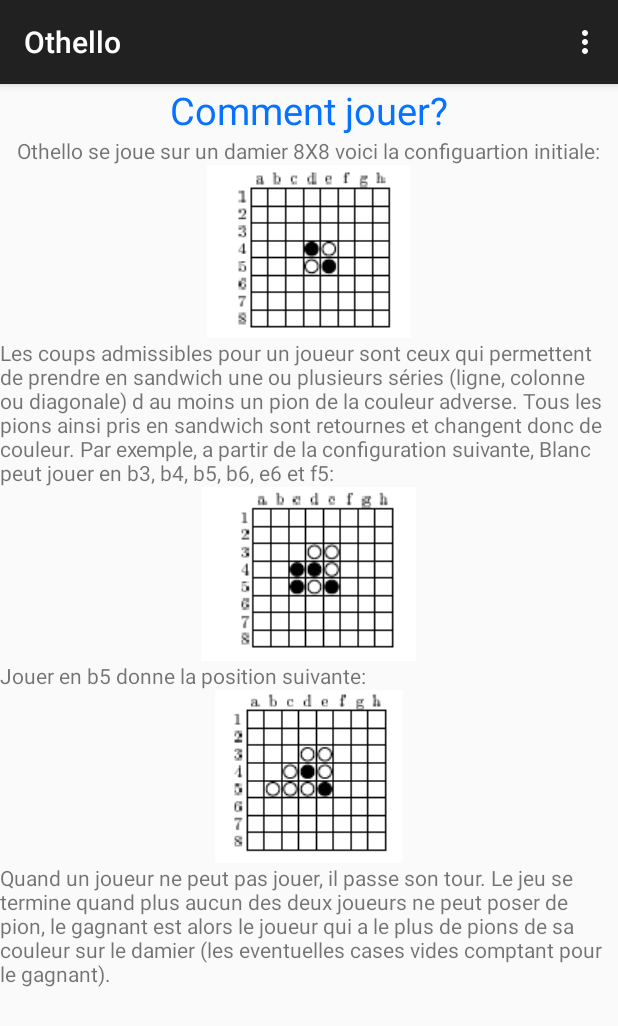
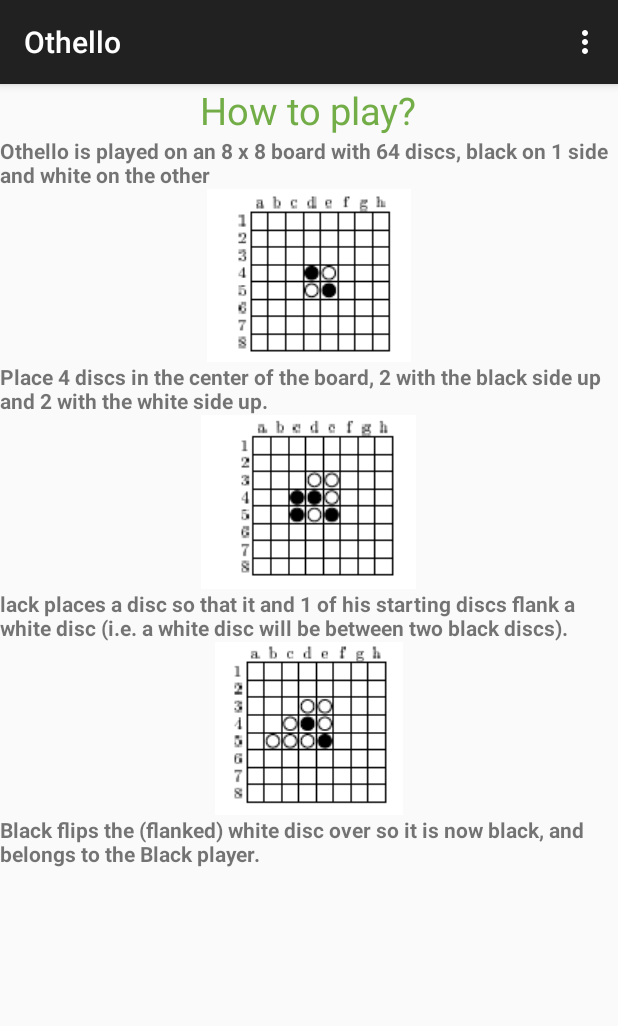
Before and after one commit to Blondwolf/OthelloAndroid, an Android app: the InstructionActivity screen opened directly, with no data from a screen before it, on a phone screen of 412 x 824 dp. Shown: the top 1026 px of the screen. Run offline under Robolectric (Android 15) with nearby library versions, the phone set to English and light mode, and no system bars.

Commit message:
présentation
Présentation Othello

```diff
--- a/Project/app/src/main/res/layout/layout_home.xml
+++ b/Project/app/src/main/res/layout/layout_home.xml
@@ -10,7 +10,9 @@
         android:layout_width="wrap_content"
         android:layout_height="wrap_content"
         android:src="@drawable/icon"
-        android:layout_gravity="center" />
+        android:layout_gravity="center"
+        android:layout_alignParentTop="true"
+        android:layout_centerHorizontal="true" />
     <Button
         android:id="@+id/vsIA"
         android:layout_width="fill_parent"
--- a/Project/app/src/main/res/layout/layout_instruction.xml
+++ b/Project/app/src/main/res/layout/layout_instruction.xml
@@ -18,7 +18,7 @@
                 android:id="@+id/titre"
                 android:layout_gravity="center_horizontal"
                 android:layout_weight="0.28"
-                android:textColor="#0573ff"
+                android:textColor="#73ad48"
                 android:textSize="25dp" />
             <TextView
                 android:layout_width="wrap_content"
@@ -26,20 +26,22 @@
                 android:text="@string/texte1"
                 android:id="@+id/textView"
                 android:layout_gravity="center_horizontal"
-                android:layout_weight="0.28" />
+                android:layout_weight="0.28"
+                android:textStyle="bold"/>
             <ImageView
                 android:id="@+id/imageView1"
                 android:layout_width="wrap_content"
                 android:layout_height="wrap_content"
                 android:src="@drawable/state1"
                 android:layout_gravity="center" />
-            <TextView
+             <TextView
             android:layout_width="wrap_content"
-            android:layout_height="wrap_content"
-            android:text="@string/texte2"
-            android:id="@+id/textView2"
-            android:layout_gravity="center_vertical"
-            android:layout_weight="0.28" />
+                 android:layout_height="wrap_content"
+                 android:text="@string/texte2"
+                 android:id="@+id/textView2"
+                 android:layout_gravity="center_vertical"
+                 android:layout_weight="0.28"
+                 android:textStyle="bold"/>
             <ImageView
                 android:id="@+id/imageView"
                 android:layout_width="wrap_content"
@@ -52,7 +54,8 @@
                 android:text="@string/texte3"
                 android:id="@+id/textView3"
                 android:layout_gravity="center_vertical"
-                android:layout_weight="0.28" />
+                android:layout_weight="0.28"
+                android:textStyle="bold"/>
             <ImageView
                 android:id="@+id/imageView3"
                 android:layout_width="wrap_content"
@@ -65,7 +68,8 @@
                 android:text="@string/texte4"
                 android:id="@+id/textView4"
                 android:layout_gravity="center_vertical"
-                android:layout_weight="0.28" />
+                android:layout_weight="0.28"
+                android:textStyle="bold"/>
         </LinearLayout>
 
     </ScrollView>
--- a/Project/app/src/main/res/values/strings.xml
+++ b/Project/app/src/main/res/values/strings.xml
@@ -1,18 +1,13 @@
 <resources>
     <string name="app_name">Othello</string>
     <string name="action_settings">Settings</string>
-    <string name="titre">Comment jouer?</string>
+    <string name="titre">How to play?</string>
 
-    <string name="texte1">Othello se joue sur un damier 8X8 voici la configuartion initiale:</string>
-    <string name="texte2">Les coups admissibles pour un joueur sont ceux qui permettent de prendre en sandwich une ou
-plusieurs séries (ligne, colonne ou diagonale) d au moins un pion de la couleur adverse. Tous les
-pions ainsi pris en sandwich sont retournes et changent donc de couleur. Par exemple, a partir de la
-configuration suivante, Blanc peut jouer en b3, b4, b5, b6, e6 et f5: </string>
-    <string name="texte3">Jouer en b5 donne la position suivante:</string>
-    <string name="texte4">Quand un joueur ne peut pas jouer, il passe son tour. Le jeu se termine quand plus aucun des deux
-joueurs ne peut poser de pion, le gagnant est alors le joueur qui a le plus de pions de sa couleur sur le
-damier (les eventuelles cases vides comptant pour le gagnant).</string>
-
+    <string name="texte1">Othello is played on an 8 x 8 board with 64 discs, black on 1 side and white on the other</string>
+    <string name="texte2">Place 4 discs in the center of the board, 2 with the black side up and 2 with the white side up. </string>
+    <string name="texte3">lack places a disc so that it and 1 of his starting discs flank a white disc (i.e. a white disc will be between
+        two black discs).</string>
+    <string name="texte4">Black flips the (flanked) white disc over so it is now black, and belongs to the Black player.</string>
     <string name="IA_prompt">Choose an IA level</string>
     <string-array name="IA_levels">
         <item>Easy</item>
```
Also changed, not shown: 1 other file.
